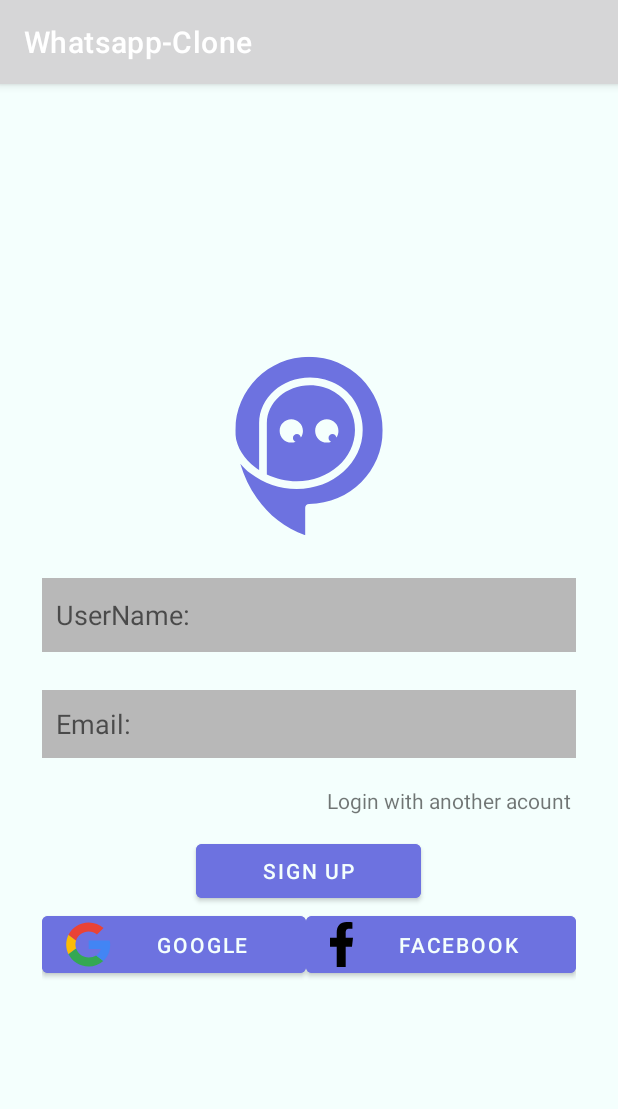
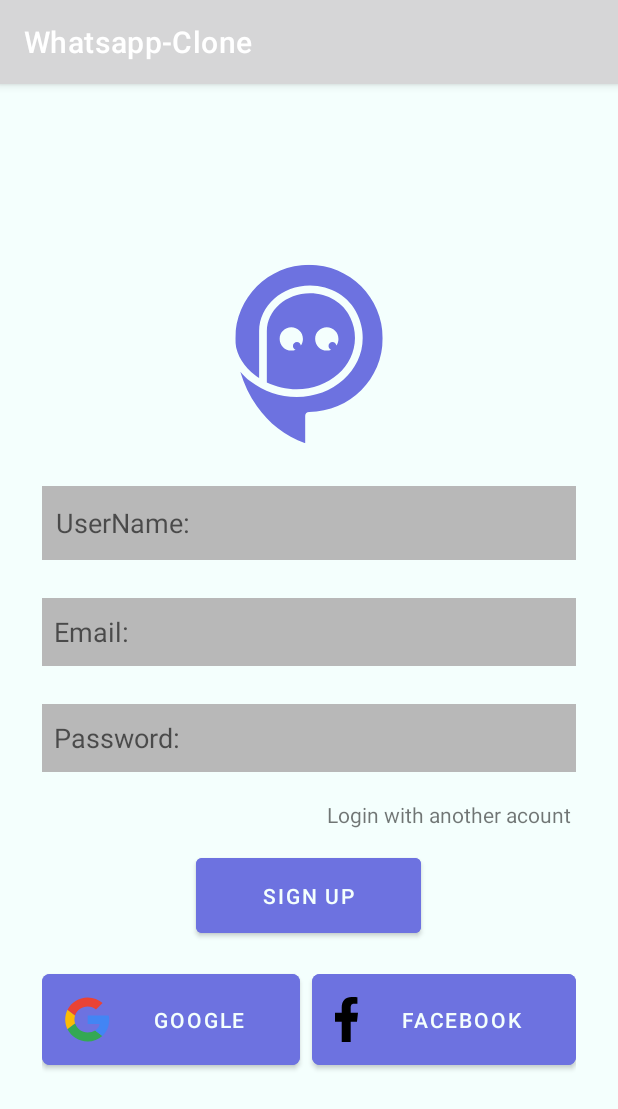
Before and after one commit to EvertzHamiltonIsaac/Final-Project-Mobile, an Android app: the screen it shows after launch (SignInActivity), on a phone screen of 412 x 824 dp. Shown: the top 1109 px of the screen. Run offline under Robolectric (Android 15) with nearby library versions, the phone set to English and light mode, and no system bars.

Commit message:
Finished SignIn

```diff
--- a/app/src/main/res/layout/activity_sign_in.xml
+++ b/app/src/main/res/layout/activity_sign_in.xml
@@ -45,7 +45,20 @@
             android:ems="10"
             android:hint="Email:"
             android:inputType="textEmailAddress"
-            android:padding="9dp"
+            android:padding="8dp"
+            tools:ignore="SpeakableTextPresentCheck,TouchTargetSizeCheck" />
+
+        <EditText
+            android:id="@+id/editTextTextPassword2"
+            android:layout_width="match_parent"
+            android:layout_height="45dp"
+            android:layout_marginTop="15dp"
+            android:layout_marginBottom="10dp"
+            android:background="@color/Timberwolf"
+            android:ems="10"
+            android:hint="Password:"
+            android:inputType="textPassword"
+            android:padding="8dp"
             tools:ignore="SpeakableTextPresentCheck,TouchTargetSizeCheck" />
 
         <TextView
@@ -64,6 +77,7 @@
             android:layout_height="wrap_content"
             android:layout_marginTop="10dp"
             android:backgroundTint="@color/MediumStateBlue"
+            android:padding="15dp"
             android:text="Sign Up"
             android:textColor="@color/MintCream" />
 
@@ -76,22 +90,30 @@
                 android:id="@+id/button8"
                 android:layout_width="wrap_content"
                 android:layout_height="wrap_content"
+                android:layout_marginTop="15dp"
+                android:layout_marginRight="4dp"
                 android:layout_weight="1"
                 android:backgroundTint="@color/MediumStateBlue"
                 android:drawableLeft="@drawable/google"
+                android:padding="15dp"
                 android:text="Google"
                 android:textColor="@color/MintCream"
+                app:cornerRadius="5dp"
                 app:iconPadding="8dp" />
 
             <Button
                 android:id="@+id/button9"
                 android:layout_width="wrap_content"
                 android:layout_height="wrap_content"
+                android:layout_marginLeft="4dp"
+                android:layout_marginTop="15dp"
                 android:layout_weight="1"
                 android:backgroundTint="@color/MediumStateBlue"
                 android:drawableLeft="@drawable/facebook"
+                android:padding="15dp"
                 android:text="Facebook"
-                android:textColor="@color/MintCream" />
+                android:textColor="@color/MintCream"
+                app:cornerRadius="5dp" />
         </LinearLayout>
 
     </LinearLayout>
```
